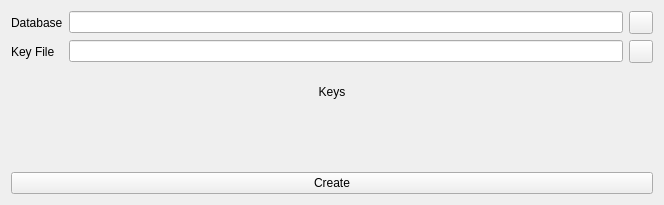
Before: the Qt Designer form designs/xml/existing_user_tab.ui in daniel-deru/WorkMate-3.0, drawn with Qt 5.
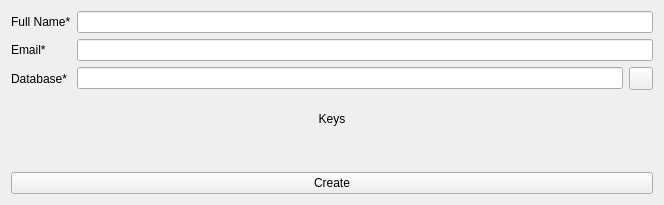
After: the same form once the commit is applied.

```diff
--- a/designs/xml/existing_user_tab.ui
+++ b/designs/xml/existing_user_tab.ui
@@ -16,21 +16,14 @@
   <layout class="QVBoxLayout" name="verticalLayout">
    <item>
     <layout class="QFormLayout" name="formLayout">
-     <item row="0" column="0">
+     <item row="2" column="0">
       <widget class="QLabel" name="lbl_database">
        <property name="text">
-        <string>Database</string>
+        <string>Database*</string>
        </property>
       </widget>
      </item>
-     <item row="1" column="0">
-      <widget class="QLabel" name="lbl_key_file">
-       <property name="text">
-        <string>Key File</string>
-       </property>
-      </widget>
-     </item>
-     <item row="0" column="1">
+     <item row="2" column="1">
       <layout class="QHBoxLayout" name="horizontalLayout">
        <item>
         <widget class="QLineEdit" name="lne_database"/>
@@ -47,22 +40,25 @@
        </item>
       </layout>
      </item>
+     <item row="0" column="0">
+      <widget class="QLabel" name="lbl_name">
+       <property name="text">
+        <string>Full Name*</string>
+       </property>
+      </widget>
+     </item>
+     <item row="0" column="1">
+      <widget class="QLineEdit" name="lne_name"/>
+     </item>
+     <item row="1" column="0">
+      <widget class="QLabel" name="lbl_email">
+       <property name="text">
+        <string>Email*</string>
+       </property>
+      </widget>
+     </item>
      <item row="1" column="1">
-      <layout class="QHBoxLayout" name="horizontalLayout_2">
-       <item>
-        <widget class="QLineEdit" name="lne_key_file"/>
-       </item>
-       <item>
-        <widget class="QToolButton" name="tbtn_key_file">
-         <property name="cursor">
-          <cursorShape>PointingHandCursor</cursorShape>
-         </property>
-         <property name="text">
-          <string/>
-         </property>
-        </widget>
-       </item>
-      </layout>
+      <widget class="QLineEdit" name="lne_email"/>
      </item>
     </layout>
    </item>
```
